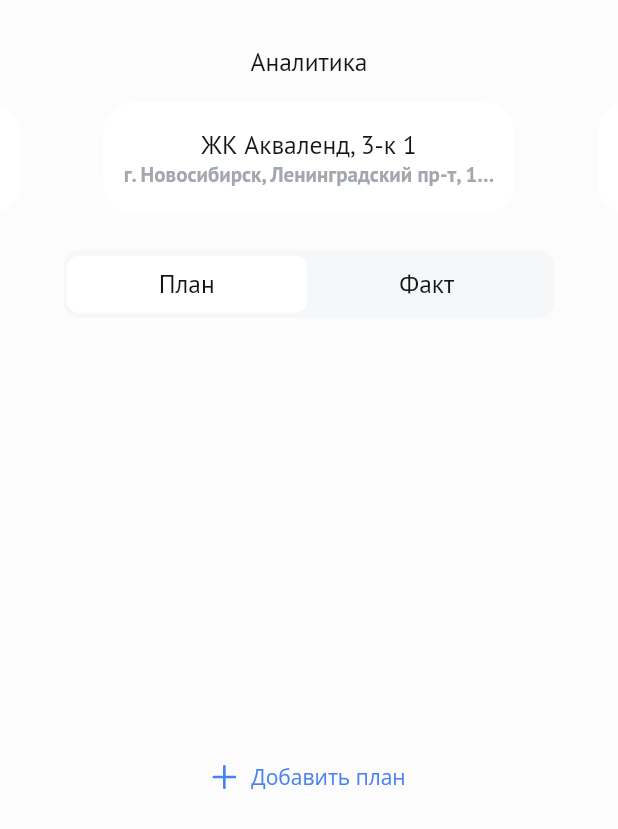
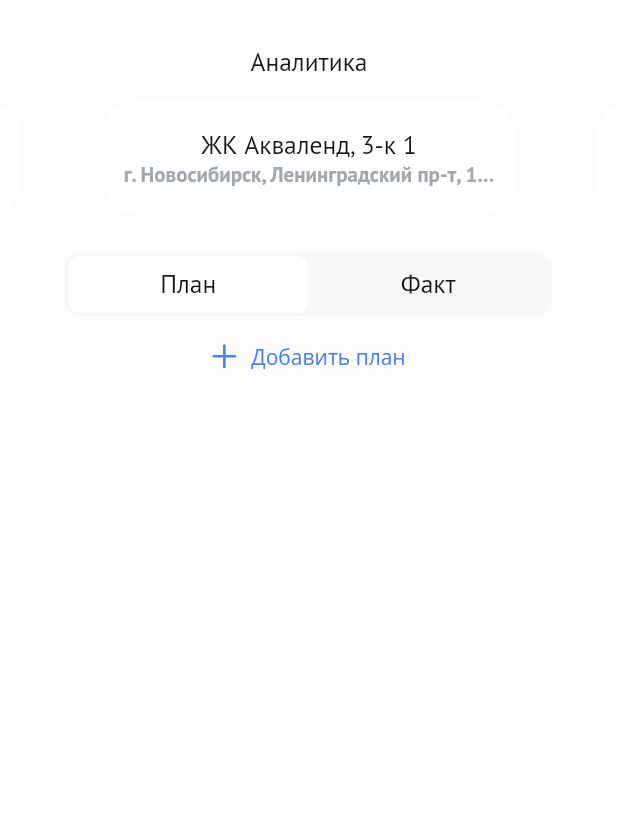
Before and after one commit to xayom1996/property_management, a Flutter app: the AnalyticsPage screen opened directly, on a phone screen of 412 x 824 dp. Shown: the top 829 px of the screen. Run offline on Flutter 3.47's test engine with Material 2 defaults, Android fonts, the light colour scheme and no system bars; drawn by our look-alikes of carousel_slider; our stand-ins replace charts_flutter, device_preview, flutter_screenutil, flutter_slidable, flutter_svg, google_fonts and 1 more.

Commit message:
1.0.4 Fix bugs

```diff
--- a/lib/analytics/pages/analytics_page.dart
+++ b/lib/analytics/pages/analytics_page.dart
@@ -6,6 +6,7 @@ import 'package:flutter/cupertino.dart';
 import 'package:flutter/material.dart';
 import 'package:flutter_screenutil/flutter_screenutil.dart';
 import 'package:flutter_svg/flutter_svg.dart';
+import 'package:property_management/analytics/models/model.dart';
 import 'package:property_management/characteristics/widgets/custom_tab_view.dart';
 import 'package:property_management/objects/widgets/object_card.dart';
 import 'package:property_management/objects/widgets/object_skeleton.dart';
@@ -159,7 +160,9 @@ class _AnalyticsPageState extends State<AnalyticsPage> {
             ),
           ];
         },
-        body: currentIndexTab == 0
+        body: Column(
+          children: [
+            currentIndexTab == 0
                 ? CustomTabView(
                     objectItems: firstTabObjectItems,
                     textButton: secondTabObjectItems.isEmpty
@@ -220,6 +223,8 @@ class _AnalyticsPageState extends State<AnalyticsPage> {
                           )
                         : null,
                   ),
+          ],
+        ),
       ),
     );
   }
--- a/lib/characteristics/pages/characteristics_page.dart
+++ b/lib/characteristics/pages/characteristics_page.dart
@@ -68,7 +68,7 @@ class _CharacteristicsPageState extends State<CharacteristicsPage> {
     {'title': 'Начальная стоимость', 'value': '1 000 000 ₽'},
     {'title': 'Дата приобретения', 'value': '07.05.2021'},
     {'title': 'Рыночная стоимость помещения', 'value': '900 000 ₽'},
-    {'title': 'Кадастровый номер', 'value': '53:35:091455:15'},
+    {'title': 'Кадастровый номер', 'value': ''},
     {'title': 'Кадастровая стоимость', 'value': '900 000 ₽'},
     {'title': 'Договор водоснабжения', 'value': 'Договор от 12.04.14'},
     {'title': 'Система налогообложения', 'value': 'Патент'},
--- a/lib/characteristics/widgets/custom_tab_view.dart
+++ b/lib/characteristics/widgets/custom_tab_view.dart
@@ -1,6 +1,7 @@
 import 'package:flutter/cupertino.dart';
 import 'package:flutter/material.dart';
 import 'package:flutter_screenutil/flutter_screenutil.dart';
+import 'package:property_management/theme/styles.dart';
 import 'package:property_management/utils/utils.dart';
 import 'package:property_management/widgets/box_icon.dart';
 import 'package:property_management/widgets/input_field.dart';
@@ -22,6 +23,7 @@ class CustomTabView extends StatelessWidget {
                   BoxInputField(
                     controller: TextEditingController(text: item['value']),
                     title: item['title'],
+                    placeholder: 'Данные не заполнены',
                     enabled: false,
                     backgroundColor: Color(0xffF5F5F5).withOpacity(0.6),
                     trailing: item['title'] == 'Договор водоснабжения'
@@ -30,7 +32,34 @@ class CustomTabView extends StatelessWidget {
                             iconColor: Color(0xff5589F1),
                             backgroundColor: Colors.white,
                           )
-                        : null,
+                        : item['value'] == ''
+                          ? Tooltip(
+                              padding: EdgeInsets.all(16),
+                              margin: EdgeInsets.all(16),
+                              textStyle: body.copyWith(
+                                fontStyle: FontStyle.italic,
+                                color: Colors.black,
+                              ),
+                              preferBelow: false,
+                              decoration: BoxDecoration(
+                                color: Colors.white.withOpacity(0.9),
+                                borderRadius: BorderRadius.all(Radius.circular(12)),
+                                boxShadow: [
+                                  BoxShadow(
+                                    color: Colors.black.withOpacity(0.12),
+                                    blurRadius: 20,
+                                    offset: Offset(0, 8), // changes position of shadow
+                                  ),
+                                ],
+                              ),
+                              message: 'Данные не заполнены, обратитесь к вашему менеджеру',
+                              child: BoxIcon(
+                                  iconPath: 'assets/icons/question.svg',
+                                  iconColor: Color(0xff5589F1),
+                                  backgroundColor: Colors.white,
+                              ),
+                            )
+                          : null,
                   ),
               ],
             ),
--- a/lib/exploitation/pages/search_exploitation_page.dart
+++ b/lib/exploitation/pages/search_exploitation_page.dart
@@ -30,7 +30,7 @@ class _SearchExploitationPageState extends State<SearchExploitationPage> {
           elevation: 0.0,
           title: Container(
             padding: EdgeInsets.only(
-                left: horizontalPadding(44),
+                // left: horizontalPadding(44),
                 top: 16,
                 bottom: 8,
             ),
--- a/lib/main.dart
+++ b/lib/main.dart
@@ -38,8 +38,8 @@ class MyApp extends StatelessWidget {
         // useInheritedMediaQuery: true,
         locale: DevicePreview.locale(context),
         builder: DevicePreview.appBuilder,
-        // home: SplashPage(),
         home: SplashPage(),
+        // home: DashboardPage(),
       )
     );
   }
--- a/lib/objects/pages/list_objects_page.dart
+++ b/lib/objects/pages/list_objects_page.dart
@@ -160,6 +160,12 @@ class _ListObjectsPageState extends State<ListObjectsPage> {
                               Radius.circular(15) //                 <--- border radius here
                           ),
                         ),
+                        disabledBorder: OutlineInputBorder(
+                          borderSide: new BorderSide(color: Color(0xffe9ecf1)),
+                          borderRadius: BorderRadius.all(
+                              Radius.circular(15) //                 <--- border radius here
+                          ),
+                        ),
                         // prefixIconConstraints: BoxConstraints(maxWidth: 32),
                         hintText: 'Поиск',
                         hintStyle: body.copyWith(
--- a/lib/objects/pages/search_objects_page.dart
+++ b/lib/objects/pages/search_objects_page.dart
@@ -30,7 +30,7 @@ class _SearchObjectsPageState extends State<SearchObjectsPage> {
           elevation: 0.0,
           title: Container(
             padding: EdgeInsets.only(
-                left: horizontalPadding(44),
+                // left: horizontalPadding(44),
                 top: 16,
                 bottom: 8,
             ),
--- a/lib/widgets/custom_tab_container.dart
+++ b/lib/widgets/custom_tab_container.dart
@@ -15,16 +15,16 @@ class CustomTabContainer extends StatelessWidget {
   @override
   Widget build(BuildContext context) {
     return Container(
-      width: 1.sw,
       color: kBackgroundColor,
-      child: Padding(
-        padding: EdgeInsets.symmetric(horizontal: (1.sw - 327) / 2),
+      child: Align(
+        alignment: Alignment.center,
         child: Container(
+          width: 325,
           // height: 32.h,
           padding: EdgeInsets.all(2),
           decoration: BoxDecoration(
             color: Color(0xffF5F7F9),
-            borderRadius: BorderRadius.all(Radius.circular(10.sp)),
+            borderRadius: BorderRadius.all(Radius.circular(10)),
           ),
           child: Row(
             children: [
@@ -37,12 +37,11 @@ class CustomTabContainer extends StatelessWidget {
                   width: 160,
                   decoration: BoxDecoration(
                     color: currentIndex == 0 ? Color(0xffFFFFFF) : null,
-                    borderRadius: BorderRadius.all(Radius.circular(8.sp)),
+                    borderRadius: BorderRadius.all(Radius.circular(8)),
                     boxShadow: [
                       BoxShadow(
                         color: Colors.white.withOpacity(0.05),
-                        // spreadRadius: 5,
-                        blurRadius: 20.sp,
+                        blurRadius: 20,
                         offset: Offset(0, 4), // changes position of shadow
                       ),
                     ],
@@ -63,7 +62,14 @@ class CustomTabContainer extends StatelessWidget {
                   padding: EdgeInsets.all(8),
                   decoration: BoxDecoration(
                     color: currentIndex == 1 ? Color(0xffFFFFFF) : null,
-                    borderRadius: BorderRadius.all(Radius.circular(8.sp)),
+                    borderRadius: BorderRadius.all(Radius.circular(8)),
+                    boxShadow: [
+                      BoxShadow(
+                        color: Colors.white.withOpacity(0.05),
+                        blurRadius: 20,
+                        offset: Offset(0, 4), // changes position of shadow
+                      ),
+                    ],
                   ),
                   child: Text(
                     secondTab,
--- a/pubspec.yaml
+++ b/pubspec.yaml
@@ -15,7 +15,7 @@ publish_to: 'none' # Remove this line if you wish to publish to pub.dev
 # In iOS, build-name is used as CFBundleShortVersionString while build-number used as CFBundleVersion.
 # Read more about iOS versioning at
 # https://developer.apple.com/library/archive/documentation/General/Reference/InfoPlistKeyReference/Articles/CoreFoundationKeys.html
-version: 1.0.3
+version: 1.0.4
 
 environment:
   sdk: ">=2.15.0-262.0.dev <3.0.0"
@@ -41,6 +41,7 @@ dependencies:
   flutter_slidable: ^1.1.0
   shimmer: ^2.0.0
   carousel_slider: ^4.0.0
+  charts_flutter: ^0.12.0
 
 dev_dependencies:
   flutter_test:
```
Also changed, not shown: lib/analytics/models/model.dart (added, +14 -0 lines), lib/analytics/pages/charts.dart (added, +200 -0 lines), lib/authorization/pages/authorization_page.dart (+8 -5 lines), lib/objects/models/object.dart (added, +35 -0 lines), lib/objects/models/tenant.dart (added, +42 -0 lines), lib/objects/pages/change_field_page.dart (added, +66 -0 lines), lib/objects/pages/create_object_page.dart (+16 -4 lines), assets/icons/back.svg (added), assets/icons/check.svg (added), assets/icons/question.svg (added), pubspec.lock. Lines whose indentation alone changed are shown as unchanged.
